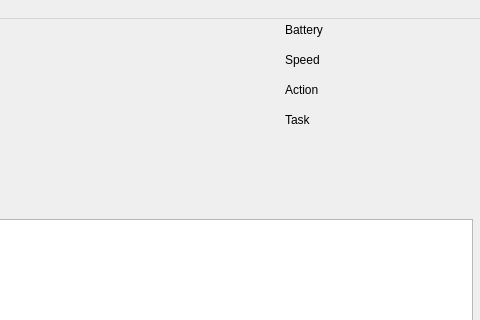
First picture: the form in newRobotClient/mainwindow.ui, repository RissanenGit/RobotProject, before the edit; both pictures show x 265 to 745 and y 0 to 320 of the 745 by 493 pixel window.
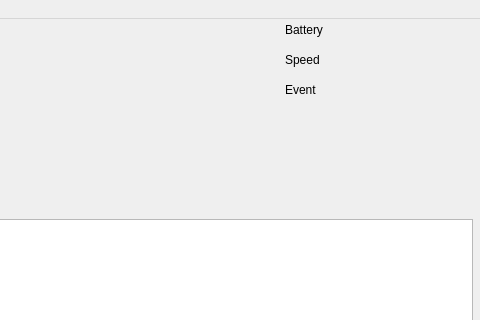
Second picture: the form after the edit.

The edit to the form file:
```diff
--- a/newRobotClient/mainwindow.ui
+++ b/newRobotClient/mainwindow.ui
@@ -67,20 +67,7 @@
      </rect>
     </property>
     <property name="text">
-     <string>Action</string>
-    </property>
-   </widget>
-   <widget class="QLabel" name="taskText">
-    <property name="geometry">
-     <rect>
-      <x>550</x>
-      <y>90</y>
-      <width>61</width>
-      <height>21</height>
-     </rect>
-    </property>
-    <property name="text">
-     <string>Task</string>
+     <string>Event</string>
     </property>
    </widget>
    <widget class="QLabel" name="batteryLabel">
```
Left out of the diff: 19 changed lines with no effect on the pictures.
